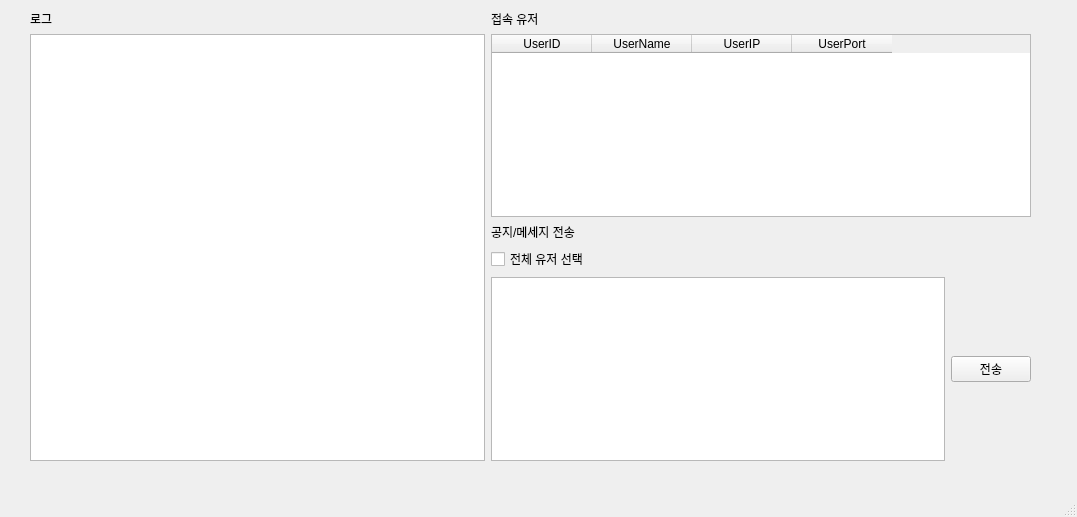
Qt form mainwindow.ui (Goseongcheol/QTcpServer) before a commit.
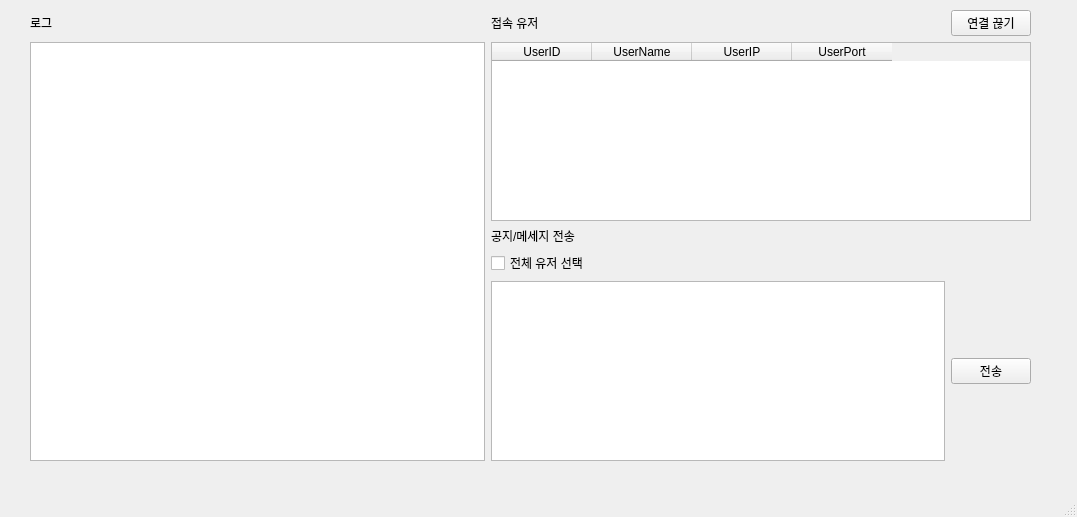
The same form after that commit.

Commit message: user disconnect/ sever to client CHAT

Diff of the .ui file:
```diff
--- a/mainwindow.ui
+++ b/mainwindow.ui
@@ -89,6 +89,13 @@
        </column>
       </widget>
      </item>
+     <item row="0" column="2">
+      <widget class="QPushButton" name="disConnectButton">
+       <property name="text">
+        <string>연결 끊기</string>
+       </property>
+      </widget>
+     </item>
     </layout>
    </widget>
   </widget>
```
Left out of the diff: 2 changed lines with no effect on the pictures. The commit also changes 2 other files.
